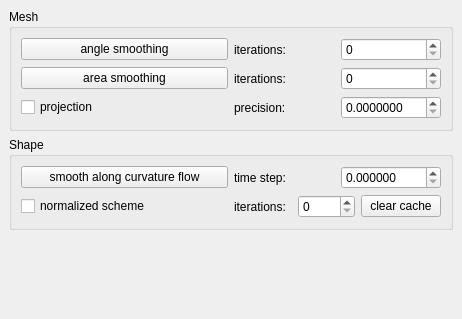
First picture: the form in Polyhedron/demo/Polyhedron/Plugins/PMP/Smoothing_plugin.ui, repository CGAL/cgal, before the edit.
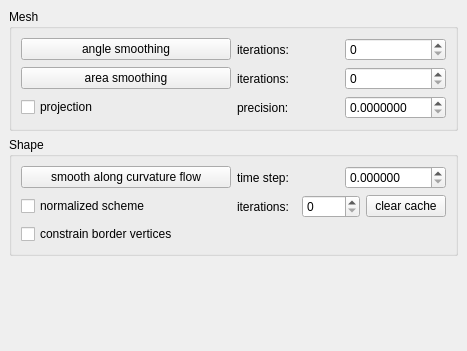
Second picture: the form after the edit.

Commit message: constrain border vertices in plugin

The edit to the form file:
```diff
--- a/Polyhedron/demo/Polyhedron/Plugins/PMP/Smoothing_plugin.ui
+++ b/Polyhedron/demo/Polyhedron/Plugins/PMP/Smoothing_plugin.ui
@@ -6,8 +6,8 @@
    <rect>
     <x>0</x>
     <y>0</y>
-    <width>462</width>
-    <height>319</height>
+    <width>467</width>
+    <height>351</height>
    </rect>
   </property>
   <property name="windowTitle">
@@ -150,6 +150,13 @@
          </property>
         </widget>
        </item>
+       <item row="3" column="0">
+        <widget class="QCheckBox" name="border_button">
+         <property name="text">
+          <string>constrain border vertices</string>
+         </property>
+        </widget>
+       </item>
       </layout>
      </widget>
     </item>
```
The commit also changes 1 other file.
